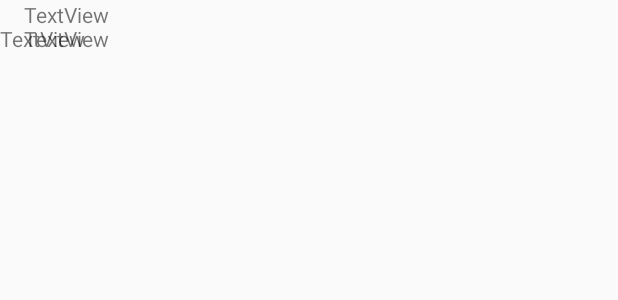
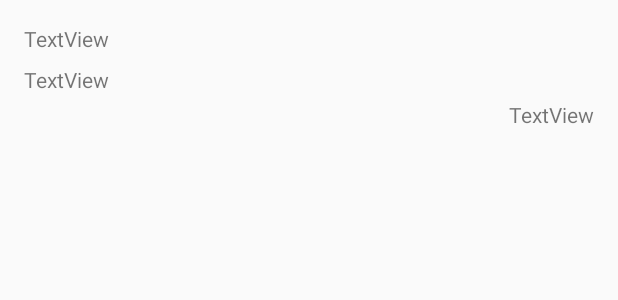
Before and after one commit to Fanadezz/WhatsAppClone, an Android app: the layout recycler_view_layout.xml on its own in the app's theme, with its tools: preview values and no code run, on a phone screen of 412 x 824 dp. Shown: the top 300 px of the screen. Run offline under Robolectric (Android 15) with nearby library versions, the phone set to English and light mode, and no system bars.

Commit message:
Finetune RecyclerView xlm layout file

```diff
--- a/app/src/main/res/layout/fragment_message.xml
+++ b/app/src/main/res/layout/fragment_message.xml
@@ -20,6 +20,7 @@
             android:layout_marginStart="16dp"
             android:layout_marginTop="16dp"
             android:layout_marginEnd="16dp"
+            app:layoutManager="androidx.recyclerview.widget.LinearLayoutManager"
             android:layout_marginBottom="649dp"
             app:layout_constraintBottom_toTopOf="@+id/msgBoxEdittext"
             app:layout_constraintEnd_toEndOf="parent"
--- a/app/src/main/res/layout/recycler_view_layout.xml
+++ b/app/src/main/res/layout/recycler_view_layout.xml
@@ -6,7 +6,7 @@
     android:layout_height="match_parent">
 
     <TextView
-        android:id="@+id/textView"
+        android:id="@+id/fromTextView"
         android:layout_width="wrap_content"
         android:layout_height="wrap_content"
         android:layout_marginStart="16dp"
@@ -16,20 +16,24 @@
         app:layout_constraintTop_toTopOf="parent" />
 
     <TextView
-        android:id="@+id/textView2"
+        android:id="@+id/timeStampTextView"
         android:layout_width="wrap_content"
         android:layout_height="wrap_content"
-        android:layout_marginTop="16dp"
+        android:layout_marginTop="4dp"
+        android:layout_marginEnd="16dp"
         android:text="TextView"
-        app:layout_constraintTop_toTopOf="parent"
-        tools:layout_editor_absoluteX="351dp" />
+        app:layout_constraintEnd_toEndOf="parent"
+        app:layout_constraintTop_toBottomOf="@+id/msgTextView" />
 
     <TextView
-        android:id="@+id/textView3"
-        android:layout_width="wrap_content"
+        android:id="@+id/msgTextView"
+        android:layout_width="0dp"
         android:layout_height="wrap_content"
         android:layout_marginStart="16dp"
+        android:layout_marginTop="8dp"
+        android:layout_marginEnd="16dp"
         android:text="TextView"
+        app:layout_constraintEnd_toEndOf="parent"
         app:layout_constraintStart_toStartOf="parent"
-        tools:layout_editor_absoluteY="63dp" />
+        app:layout_constraintTop_toBottomOf="@+id/fromTextView" />
 </androidx.constraintlayout.widget.ConstraintLayout>
--- a/app/src/main/res/values/strings.xml
+++ b/app/src/main/res/values/strings.xml
@@ -12,6 +12,6 @@
     <string name="enter_your_name">Enter Name</string>
     <string name="enter_your_name_hint">Enter Name Here</string>
     <string name="ok_button_text">OK</string>
-    <string name="messagebox_hint">Type a Message</string>
+    <string name="messagebox_hint">Please Type a Message</string>
 
 </resources>
--- a/build.gradle
+++ b/build.gradle
@@ -1,7 +1,6 @@
 // Top-level build file where you can add configuration options common to all sub-projects/modules.
 buildscript {
-    ext{
-
+    ext {
 
 
         kotlin_version = "1.4.10"
@@ -14,8 +13,8 @@ buildscript {
     dependencies {
         classpath 'com.android.tools.build:gradle:4.0.2'
         classpath "org.jetbrains.kotlin:kotlin-gradle-plugin:$kotlin_version"
-        classpath 'com.google.gms:google-services:4.3.3'
-classpath "androidx.navigation:navigation-safe-args-gradle-plugin:$nav_version"
+        classpath 'com.google.gms:google-services:4.3.4'
+        classpath "androidx.navigation:navigation-safe-args-gradle-plugin:$nav_version"
         // NOTE: Do not place your application dependencies here; they belong
         // in the individual module build.gradle files
     }
```
